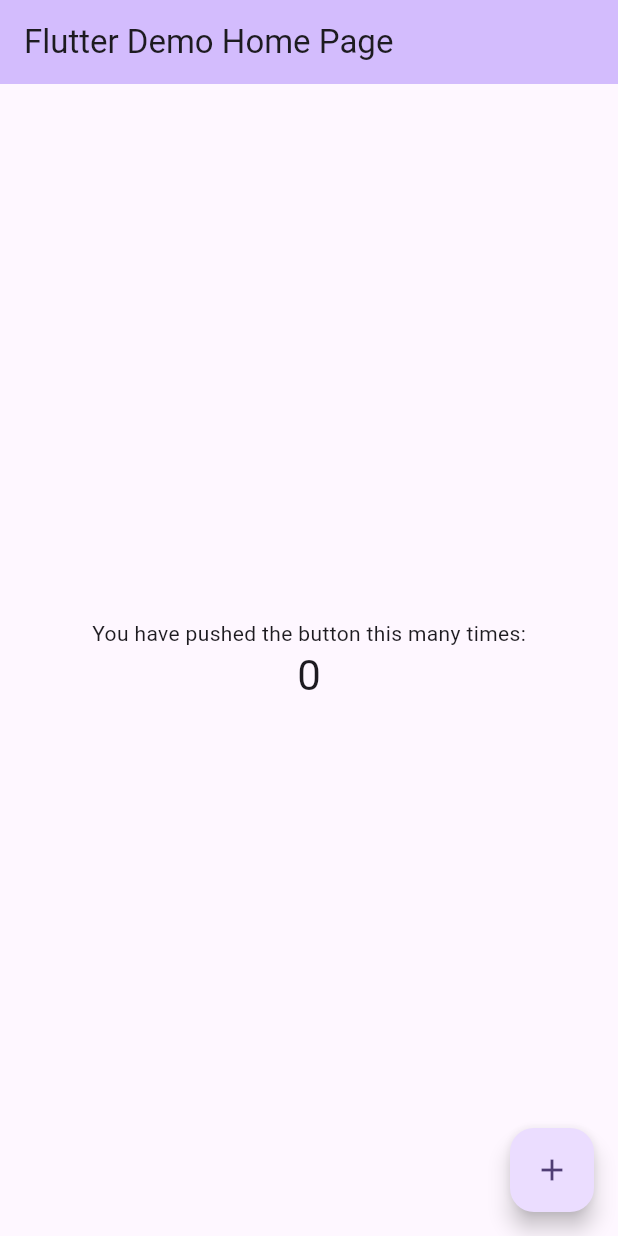
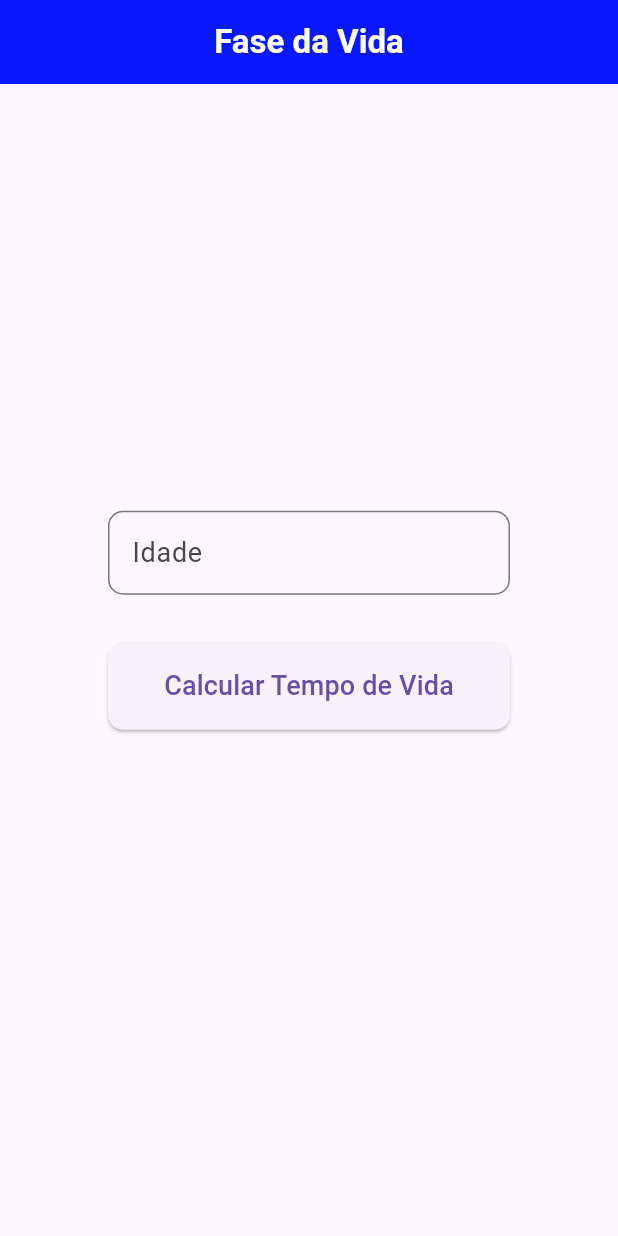
Before and after one commit to IanSebastiao/avaliacao_uc10, a Flutter app: the screen it shows after launch, on a phone screen of 412 x 824 dp. Run offline on Flutter 3.47's test engine with Material 3 defaults, Android fonts, the light colour scheme and no system bars.

Commit message:
Atualização

```diff
--- a/lib/main.dart
+++ b/lib/main.dart
@@ -1,70 +1,20 @@
 import 'package:flutter/material.dart';
 
+import 'pages/app_vida_page.dart';
+
 void main() {
-  runApp(const MyApp());
+  runApp(const AppVida());
 }
 
-class MyApp extends StatelessWidget {
-  const MyApp({super.key});
+class AppVida extends StatelessWidget {
+  const AppVida({super.key});
 
   // This widget is the root of your application.
   @override
   Widget build(BuildContext context) {
-    return MaterialApp(
-      title: 'Flutter Demo',
-      theme: ThemeData(
-        colorScheme: ColorScheme.fromSeed(seedColor: Colors.deepPurple),
-        useMaterial3: true,
-      ),
-      home: const MyHomePage(title: 'Flutter Demo Home Page'),
+    return const MaterialApp(
+      debugShowCheckedModeBanner: false,
+      home: AppVidaPage(),
     );
   }
 }
-
-class MyHomePage extends StatefulWidget {
-  const MyHomePage({super.key, required this.title});
-
-  final String title;
-
-  @override
-  State<MyHomePage> createState() => _MyHomePageState();
-}
-
-class _MyHomePageState extends State<MyHomePage> {
-  int _counter = 0;
-
-  void _incrementCounter() {
-    setState(() {
-      _counter++;
-    });
-  }
-
-  @override
-  Widget build(BuildContext context) {
-    return Scaffold(
-      appBar: AppBar(
-        backgroundColor: Theme.of(context).colorScheme.inversePrimary,
-        title: Text(widget.title),
-      ),
-      body: Center(
-        child: Column(
-          mainAxisAlignment: MainAxisAlignment.center,
-          children: <Widget>[
-            const Text(
-              'You have pushed the button this many times:',
-            ),
-            Text(
-              '$_counter',
-              style: Theme.of(context).textTheme.headlineMedium,
-            ),
-          ],
-        ),
-      ),
-      floatingActionButton: FloatingActionButton(
-        onPressed: _incrementCounter,
-        tooltip: 'Increment',
-        child: const Icon(Icons.add),
-      ), // This trailing comma makes auto-formatting nicer for build methods.
-    );
-  }
-}
--- /dev/null
+++ b/lib/pages/app_vida_page.dart
@@ -0,0 +1,110 @@
+import 'package:flutter/material.dart';
+import 'package:flutter/services.dart';
+
+class AppVidaPage extends StatefulWidget {
+  const AppVidaPage({super.key});
+
+  @override
+  State<AppVidaPage> createState() => _AppVidaPageState();
+}
+
+class _AppVidaPageState extends State<AppVidaPage> {
+  String resultFaseDaVida = '';
+
+  TextEditingController idadeController = TextEditingController();
+
+  determinarFaseDaVida() {
+    int idade = int.parse(idadeController.text);
+
+    if (idade < 3) {
+      resultFaseDaVida = 'Infância';
+    } else if (idade >= 3 && idade <= 12) {
+      resultFaseDaVida = 'Pré-adolescência';
+    } else if (idade >= 13 && idade <= 19) {
+      resultFaseDaVida = 'Adolescência';
+    } else if (idade >= 20 && idade <= 35) {
+      resultFaseDaVida = 'Juventude';
+    } else if (idade >= 36 && idade <= 55) {
+      resultFaseDaVida = 'Meia-idade"';
+    } else if (idade >= 56 && idade <= 130) {
+      resultFaseDaVida = 'Terceira Idade';
+    } else {
+      resultFaseDaVida = 'Idade Inválida';
+    }
+
+    setState(() {
+      resultFaseDaVida;
+    });
+  }
+
+  @override
+  Widget build(BuildContext context) {
+    return Scaffold(
+      appBar: AppBar(
+        title: const Text(
+          'Fase da Vida',
+          style: TextStyle(fontWeight: FontWeight.bold, color: Colors.white),
+        ),
+        centerTitle: true,
+        backgroundColor: const Color.fromARGB(255, 7, 23, 255),
+      ),
+      body: Center(
+        child: ConstrainedBox(
+          constraints:
+              const BoxConstraints(maxWidth: 300), // Largura máxima de 300
+          child: Padding(
+            padding: const EdgeInsets.all(16.0),
+            child: Column(
+              mainAxisAlignment: MainAxisAlignment.center,
+              crossAxisAlignment: CrossAxisAlignment.stretch,
+              children: [
+                TextField(
+                  controller: idadeController,
+                  keyboardType: TextInputType.number,
+                  decoration: InputDecoration(
+                    border: OutlineInputBorder(
+                      borderRadius: BorderRadius.circular(10),
+                    ),
+                    labelText: 'Idade',
+                    labelStyle: const TextStyle(fontSize: 18),
+                  ), //inputFormatters
+                  inputFormatters: [
+                    FilteringTextInputFormatter
+                        .digitsOnly, //Permite apenas números
+                  ],
+                  onSubmitted: (value) => determinarFaseDaVida(),
+                ),
+                const SizedBox(height: 32),
+                ElevatedButton(
+                  onPressed: determinarFaseDaVida,
+                  style: ElevatedButton.styleFrom(
+                    padding: const EdgeInsets.symmetric(vertical: 16),
+                    shape: RoundedRectangleBorder(
+                      borderRadius: BorderRadius.circular(10),
+                    ),
+                  ),
+                  child: const Text(
+                    'Calcular Tempo de Vida',
+                    style: TextStyle(fontSize: 18),
+                  ),
+                ),
+                const SizedBox(height: 32),
+                resultFaseDaVida == ''
+                    ? const Text('')
+                    : Text(
+                        'Você está na: $resultFaseDaVida',
+                        style: const TextStyle(
+                          fontSize: 18,
+                          fontWeight: FontWeight.w600,
+                          color: Colors.black87,
+                        ),
+                        textAlign: TextAlign.center,
+                      ),
+              ],
+            ),
+          ),
+        ),
+      ),
+    );
+  }
+}
```
Also changed, not shown: 1 other file.
